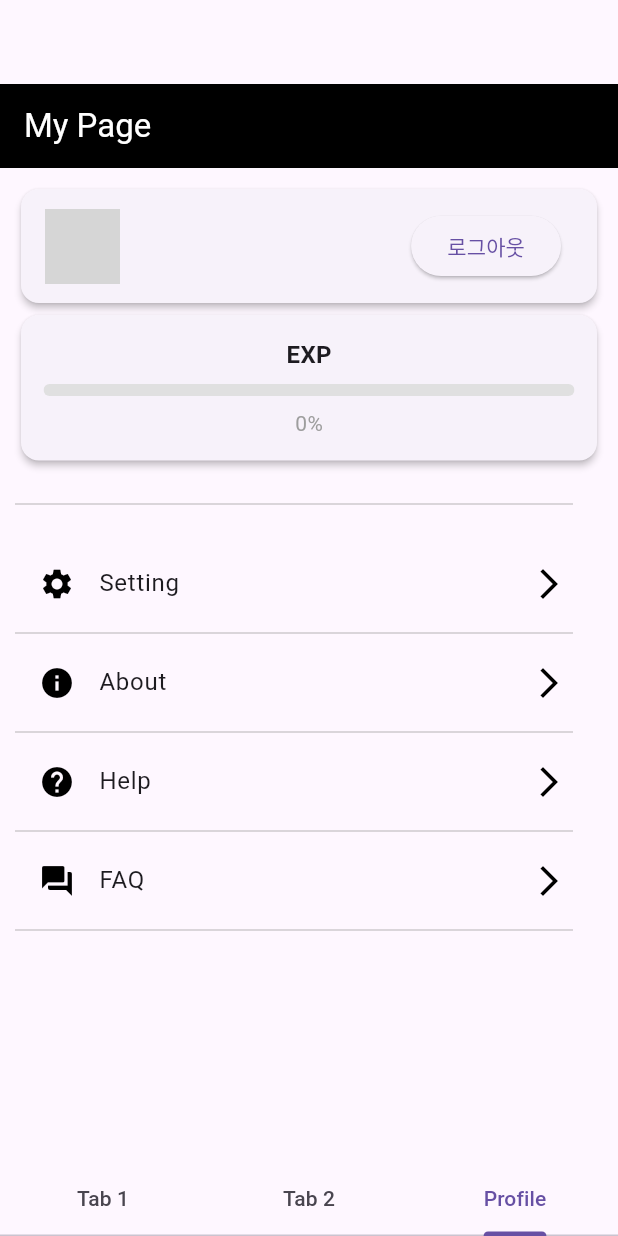
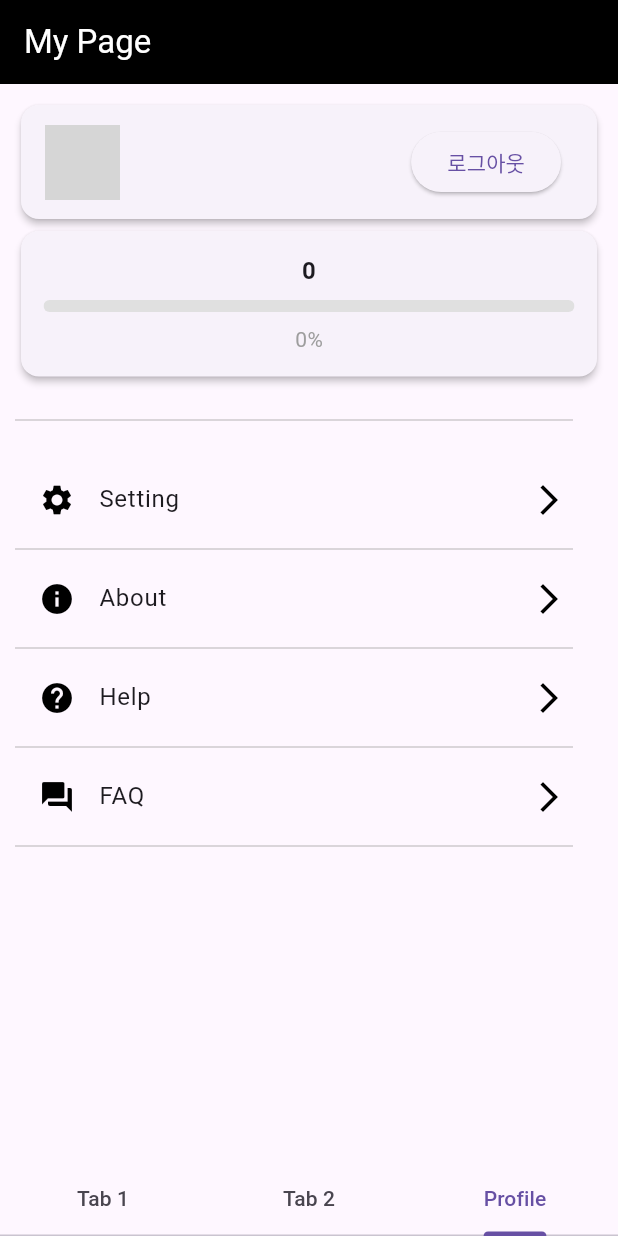
Before and after one commit to IngyoKim/Code_Ground, a Flutter app: the screen it shows once a user with an empty profile is signed in, item 3 of the bottom bar chosen, on a phone screen of 412 x 824 dp. Run offline on Flutter 3.47's test engine with Material 3 defaults, Android fonts, the phone set to English and light mode, and no system bars; our stand-ins replace cloud_firestore, firebase_auth, firebase_core, firebase_database, fluttertoast, google_sign_in and 1 more; missing offline and left inert: kakao_flutter_sdk, kakao_flutter_sdk_user; accounts and stored records are empty; generated files the repository leaves out were written again; network calls fail; grey boxes are pictures that could not be loaded.

Commit message:
chore: rename methods
rename increaseLevel => levelUp
show level on profile page

```diff
--- a/lib/src/pages/main_page.dart
+++ b/lib/src/pages/main_page.dart
@@ -1,3 +1,4 @@
+import 'package:code_ground/src/pages/home_page.dart';
 import 'package:flutter/material.dart';
 import 'package:provider/provider.dart';
 
@@ -35,13 +36,12 @@
   Widget build(BuildContext context) {
     debugPrint(context.toString());
     return Scaffold(
-      appBar: AppBar(),
       body: TabBarView(
         controller: _tabController,
-        children: const [
-          Center(child: Text("Content for Tab 1")),
-          QuizPage(),
-          ProfilePage(),
+        children: [
+          HomePage(),
+          const QuizPage(),
+          const ProfilePage(),
         ],
       ),
       bottomNavigationBar: TabBar(
--- a/lib/src/pages/profile_page.dart
+++ b/lib/src/pages/profile_page.dart
@@ -1,7 +1,8 @@
+import 'package:flutter/material.dart';
+import 'package:provider/provider.dart';
+
 import 'package:code_ground/src/pages/add_question.dart';
 import 'package:code_ground/src/pages/question_list_page.dart';
-import 'package:flutter/material.dart';
-import 'package:provider/provider.dart';
 
 import 'package:code_ground/src/components/logout_dialog.dart';
 import 'package:code_ground/src/view_models/user_view_model.dart';
@@ -40,7 +41,7 @@
           Navigator.push(
             context,
             MaterialPageRoute(
-              builder: (context) => QuestionInputPage(),
+              builder: (context) => AddQuestion(),
             ),
           );
         },
@@ -103,8 +104,8 @@
                   padding: const EdgeInsets.all(15.0),
                   child: Column(
                     children: <Widget>[
-                      const Text(
-                        "EXP",
+                      Text(
+                        "${progressViewModel.progressData?.level ?? 0}",
                         style: TextStyle(
                           fontSize: 16,
                           fontWeight: FontWeight.bold,
--- a/lib/src/services/database/datas/progress_data.dart
+++ b/lib/src/services/database/datas/progress_data.dart
@@ -7,8 +7,8 @@
 
   ProgressData({
     required this.userId,
-    this.level = 0,
-    this.exp = 0,
+    required this.level,
+    required this.exp,
     required this.solvedQuestions,
     required this.questionStatus,
   });
```
Also changed, not shown: lib/src/pages/add_question.dart (+13 -8 lines), lib/src/pages/home_page.dart (added, +67 -0 lines), lib/src/pages/question_list_page.dart (+5 -3 lines), lib/src/view_models/progress_view_model.dart (+4 -21 lines).
